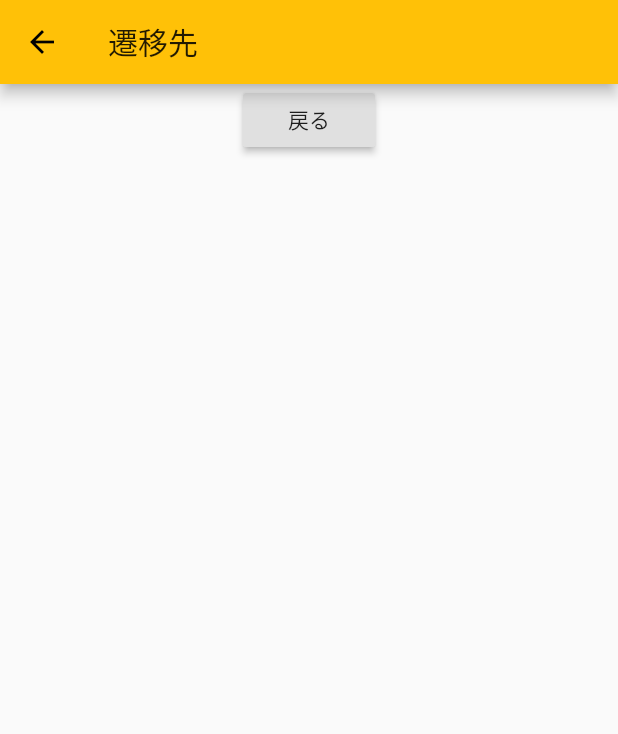
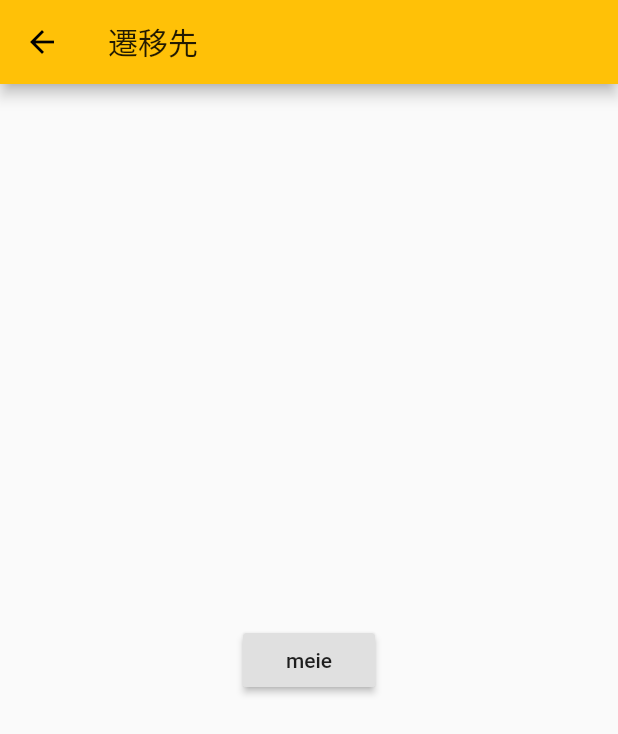
Before and after one commit to hamuyatti/first_app, a Flutter app: the NextPage screen opened directly, on a phone screen of 412 x 824 dp. Shown: the top 734 px of the screen. Run offline on Flutter 3.47's test engine with Material 2 defaults, Android fonts, the phone set to English and light mode, and no system bars.

Commit message:
画面遷移設定

```diff
--- a/lib/nextpage.dart
+++ b/lib/nextpage.dart
@@ -13,12 +13,13 @@ class NextPage extends StatelessWidget{
         title: Text('遷移先'),
       ),
       body: Column(
+        mainAxisAlignment: MainAxisAlignment.center,
         children:<Widget> [
           Center(
             child: RaisedButton(
-              child: Text('戻る'),
+              child: Text(name),
               onPressed: (){
-                Navigator.pop(context);
+                Navigator.pop(context,'ヤッホー');
              },
             ),
 
```
Also changed, not shown: lib/main.dart (+9 -4 lines).
